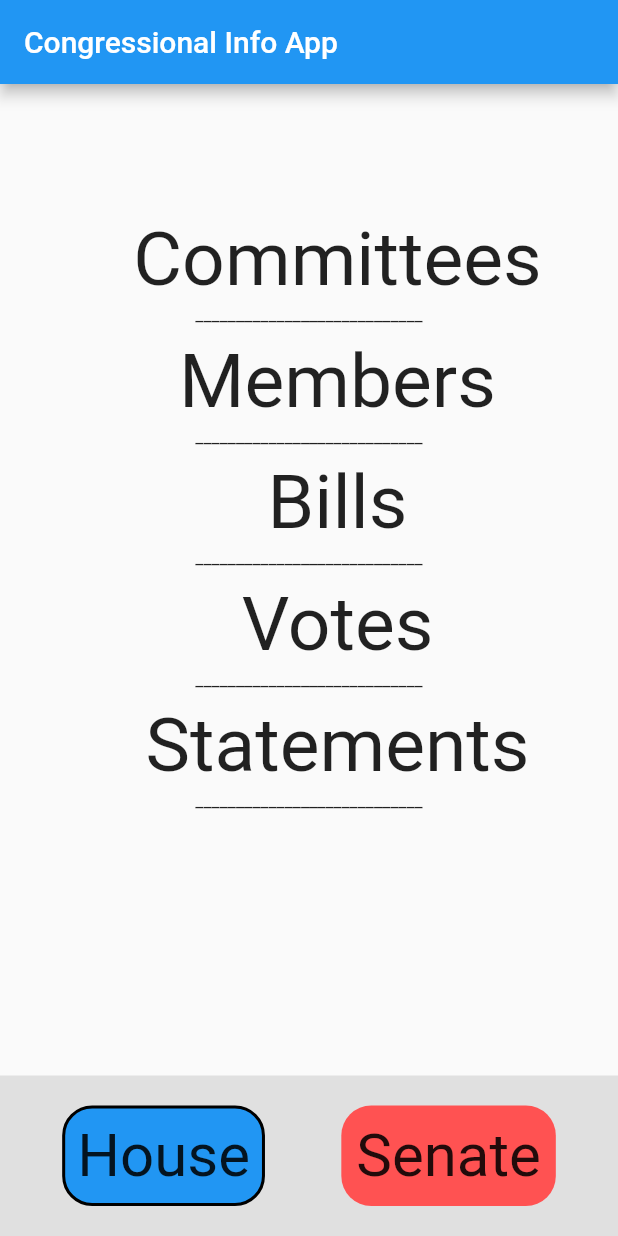
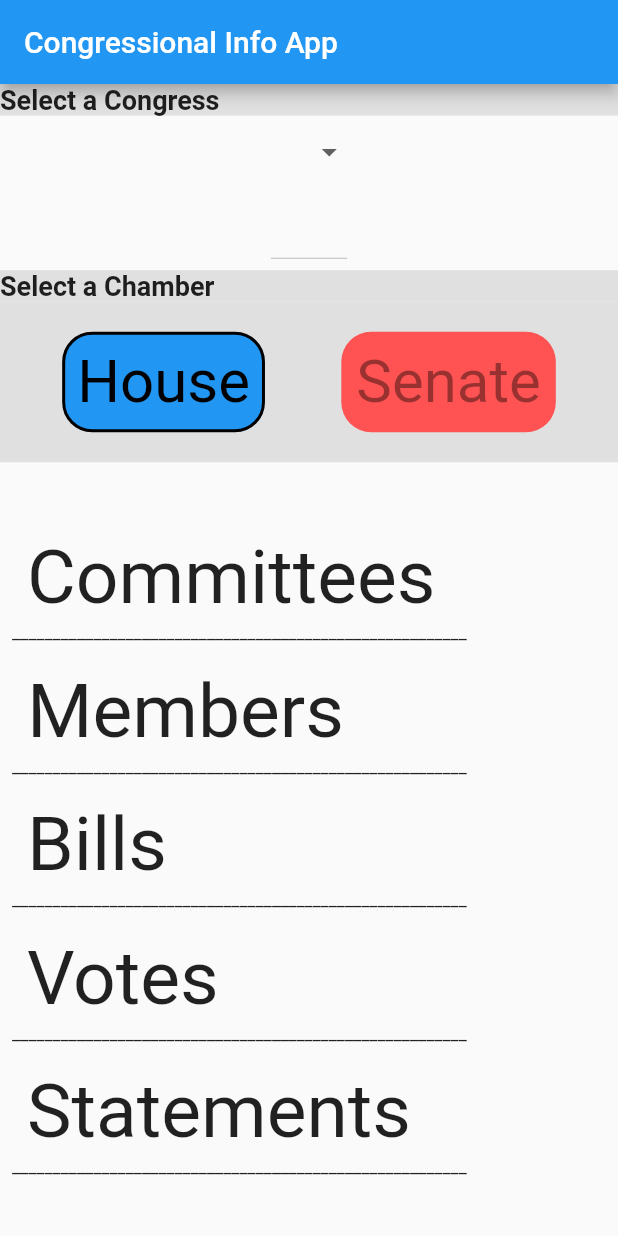
Before and after one commit to BMarx981/Seatd, a Flutter app: the screen it shows after launch, on a phone screen of 412 x 824 dp. Run offline on Flutter 3.47's test engine with Material 2 defaults, Android fonts, the phone set to English and light mode, and no system bars.

Commit message:
Welcome screen in good shape

```diff
--- a/lib/screens/seatd_home_page.dart
+++ b/lib/screens/seatd_home_page.dart
@@ -5,10 +5,21 @@ import 'members_screen.dart';
 import 'bills_screen.dart';
 import 'votes_screen.dart';
 import 'statements_screen.dart';
+import 'package:flutter/cupertino.dart';
+import 'dart:io' show Platform;
 
 //const String url = 'https://api.propublica.org/congress/v1/115/senate/members.json';
 const String url =
     'https://api.propublica.org/congress/v1/house/votes/recent.json';
+const List<String> congressNumbers = [
+  '110',
+  '111',
+  '112',
+  '113',
+  '114',
+  '115',
+  '116'
+];
 
 class SeatdHomePage extends StatefulWidget {
   static const String id = 'seatd';
@@ -23,6 +34,7 @@ class _SeatdHomePageState extends State<SeatdHomePage> {
   NetworkHelper nh = NetworkHelper.url(url: url);
   bool houseSelected = true;
   bool senateSelected = false;
+  String selectedCongress = '';
   dynamic data;
   _getDataFromHelper() async {
     data = await nh.getData();
@@ -40,6 +52,45 @@ class _SeatdHomePageState extends State<SeatdHomePage> {
     return selected;
   }
 
+  DropdownButton<String> androidDropdown() {
+    List<DropdownMenuItem<String>> dropDownItems = [];
+    for (String congress in congressNumbers) {
+      var newItem = DropdownMenuItem(child: Text(congress), value: congress);
+      dropDownItems.add(newItem);
+    }
+
+    return DropdownButton<String>(
+      value: selectedCongress,
+      items: dropDownItems,
+      onChanged: (value) {
+        setState(() {
+          selectedCongress = value;
+        });
+      },
+    );
+  }
+
+  CupertinoPicker iOSPicker() {
+    List<Text> pickerItems = [];
+    for (String congress in congressNumbers) {
+      pickerItems.add(Text(
+        congress,
+        style: TextStyle(color: Colors.black),
+      ));
+    }
+
+    return CupertinoPicker(
+      backgroundColor: Colors.lightBlueAccent,
+      itemExtent: 32.0,
+      onSelectedItemChanged: (selectedItem) {
+        setState(() {
+          selectedCongress = congressNumbers[selectedItem];
+        });
+      },
+      children: pickerItems,
+    );
+  }
+
   @override
   Widget build(BuildContext context) {
     return Scaffold(
@@ -48,45 +99,55 @@ class _SeatdHomePageState extends State<SeatdHomePage> {
       ),
       body: SafeArea(
         child: Column(
+          mainAxisAlignment: MainAxisAlignment.start,
+          children: <Widget>[
+            Row(
+              mainAxisAlignment: MainAxisAlignment.center,
               children: <Widget>[
                 Expanded(
-              flex: 3,
-              child: ListView(
-                children: <Widget>[
-                  SizedBox(
-                    height: 40,
+                  child: Container(
+                    decoration: BoxDecoration(
+                      color: Colors.grey[300],
                     ),
-                  SizedBox(
-                    height: 40,
+                    child: Text(
+                      "Select a Congress",
+                      style: TextStyle(
+                        fontSize: 18,
+                        fontWeight: FontWeight.bold,
                       ),
-                  ListViewContainer(
-                    text: 'Committees',
-                    chamber: _getChamber(),
                     ),
-                  Separator(),
-                  ListViewContainer(
-                    text: 'Members',
-                    chamber: _getChamber(),
                   ),
-                  Separator(),
-                  ListViewContainer(
-                    text: 'Bills',
-                    chamber: _getChamber(),
                 ),
-                  Separator(),
-                  ListViewContainer(
-                    text: 'Votes',
-                    chamber: _getChamber(),
-                  ),
-                  Separator(),
-                  ListViewContainer(
-                    text: 'Statements',
-                    chamber: _getChamber(),
-                  ),
-                  Separator(),
               ],
             ),
+            //Select Congress
+            Expanded(
+              flex: 1,
+              child: Container(
+                height: 15.0,
+                child: Platform.isIOS ? iOSPicker() : androidDropdown(),
               ),
+            ),
+            Row(
+              mainAxisAlignment: MainAxisAlignment.center,
+              children: <Widget>[
+                Expanded(
+                  child: Container(
+                    decoration: BoxDecoration(
+                      color: Colors.grey[300],
+                    ),
+                    child: Text(
+                      "Select a Chamber",
+                      style: TextStyle(
+                        fontSize: 18,
+                        fontWeight: FontWeight.bold,
+                      ),
+                    ),
+                  ),
+                ),
+              ],
+            ),
+            //Select chamber
             Container(
               decoration: BoxDecoration(
                 color: Colors.grey[300],
@@ -125,6 +186,9 @@ class _SeatdHomePageState extends State<SeatdHomePage> {
                               'House',
                               style: TextStyle(
                                 fontSize: 40.0,
+                                color: houseSelected
+                                    ? Colors.black
+                                    : Colors.black.withOpacity(.4),
                               ),
                             ),
                           ),
@@ -160,6 +224,9 @@ class _SeatdHomePageState extends State<SeatdHomePage> {
                               'Senate',
                               style: TextStyle(
                                 fontSize: 40.0,
+                                color: senateSelected
+                                    ? Colors.black
+                                    : Colors.black.withOpacity(.4),
                               ),
                             ),
                           ),
@@ -168,6 +235,37 @@ class _SeatdHomePageState extends State<SeatdHomePage> {
                     ),
                   ],
                 ),
+              ),
+            ),
+            //List of choices
+            Expanded(
+              flex: 5,
+              child: ListView(
+                children: <Widget>[
+                  SizedBox(
+                    height: 40,
+                  ),
+                  ListViewContainer(
+                    text: 'Committees',
+                    chamber: _getChamber(),
+                  ),
+                  ListViewContainer(
+                    text: 'Members',
+                    chamber: _getChamber(),
+                  ),
+                  ListViewContainer(
+                    text: 'Bills',
+                    chamber: _getChamber(),
+                  ),
+                  ListViewContainer(
+                    text: 'Votes',
+                    chamber: _getChamber(),
+                  ),
+                  ListViewContainer(
+                    text: 'Statements',
+                    chamber: _getChamber(),
+                  ),
+                ],
               ),
             ),
           ],
@@ -233,10 +331,11 @@ class ListViewContainer extends StatelessWidget {
         _navigateToNextScreen(text, context);
       },
       child: Column(
+        crossAxisAlignment: CrossAxisAlignment.stretch,
         children: <Widget>[
           Padding(
             padding: const EdgeInsets.fromLTRB(
-              38.0,
+              18.0,
               8,
               0,
               0,
@@ -248,6 +347,7 @@ class ListViewContainer extends StatelessWidget {
               ),
             ),
           ),
+          Separator(),
         ],
       ),
     );
@@ -261,13 +361,15 @@ class Separator extends StatelessWidget {
 
   @override
   Widget build(BuildContext context) {
-    return Container(
-      alignment: Alignment.center,
+    return Padding(
+      padding: const EdgeInsets.fromLTRB(8.0, 0.0, 0.0, 8.0),
+      child: Container(
         child: Text(
-        '____________________________',
-        textAlign: TextAlign.right,
+          '________________________________________________________',
+          textAlign: TextAlign.left,
           style: TextStyle(
             fontSize: 12.0,
+          ),
         ),
       ),
     );
```
Also changed, not shown: pubspec.yaml (+0 -39 lines). Lines whose indentation alone changed are shown as unchanged.
